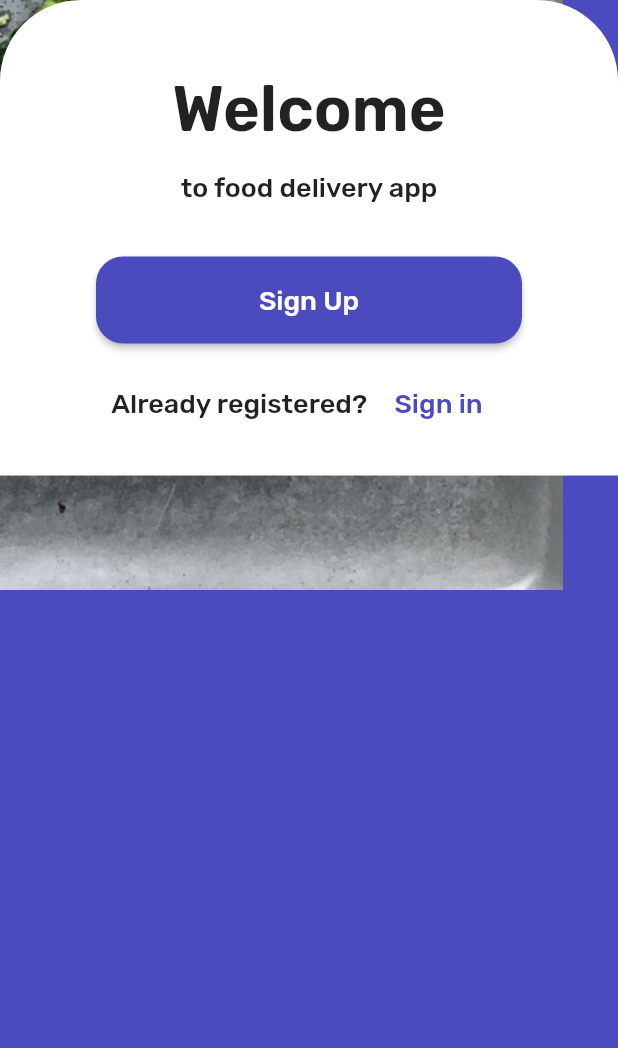
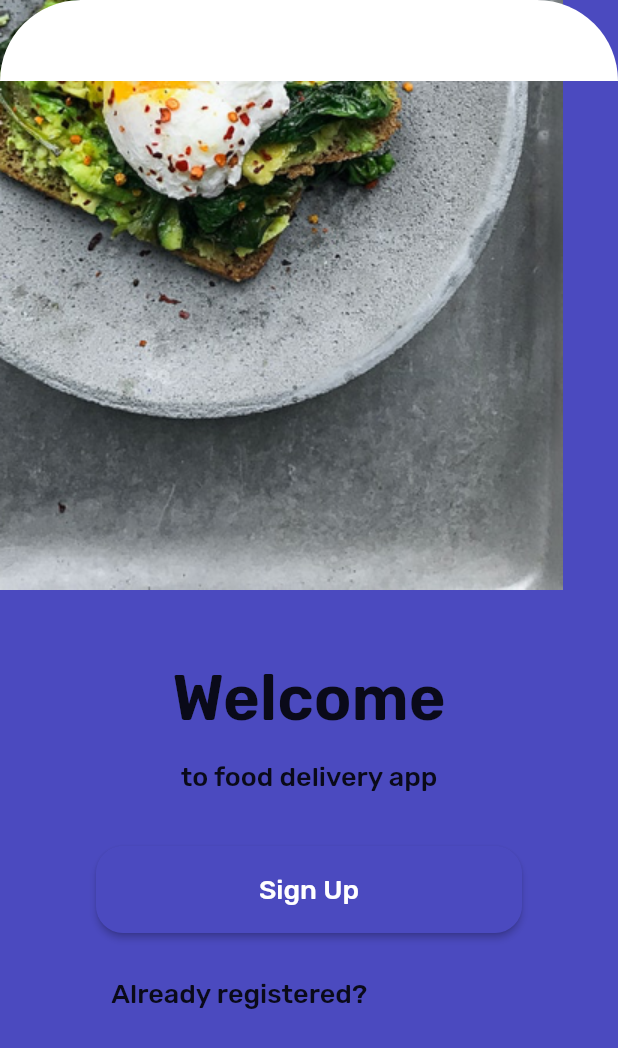
Before and after one commit to notepraiya/pigwidgeon, a Flutter app: the SignIn screen opened directly, on a phone screen of 412 x 824 dp. Shown: the top 1048 px of the screen. Run offline on Flutter 3.47's test engine with Material 2 defaults, Android fonts, the phone set to English and light mode, and no system bars; our stand-ins replace device_info, google_nav_bar, introduction_screen, line_icons, shared_preferences; accounts and stored records are empty.

Commit message:
update Sign In layout

```diff
--- a/lib/pages/signin.dart
+++ b/lib/pages/signin.dart
@@ -28,8 +28,9 @@ class SignIn extends StatelessWidget {
                 fit: BoxFit.fill,
               ),
               Align(
-                alignment: Alignment.bottomCenter,
+                alignment: FractionalOffset.bottomCenter,
                 child: Container(
+                  height: 54.0,
                   decoration: BoxDecoration(
                     color: Colors.white,
                     borderRadius: BorderRadius.only(
@@ -37,7 +38,11 @@ class SignIn extends StatelessWidget {
                       topRight: Radius.circular(54.0),
                     ),
                   ),
-                  child: Center(
+                ),
+              ),
+            ],
+          ),
+          Expanded(
             child: Column(
               children: [
                 const SizedBox(
@@ -93,10 +98,6 @@ class SignIn extends StatelessWidget {
               ],
             ),
           ),
-                ),
-              ),
-            ],
-          ),
         ],
       ),
     );
```
Lines whose indentation alone changed are shown as unchanged.
